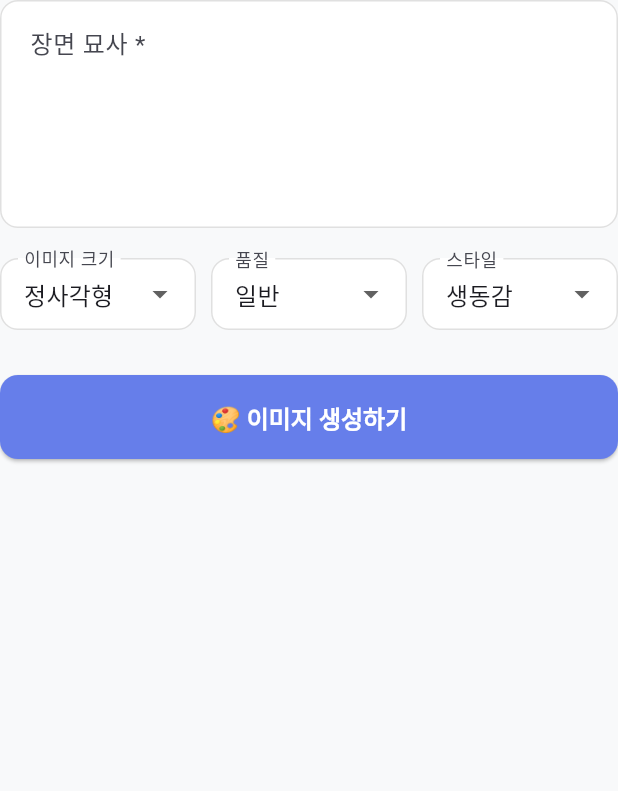
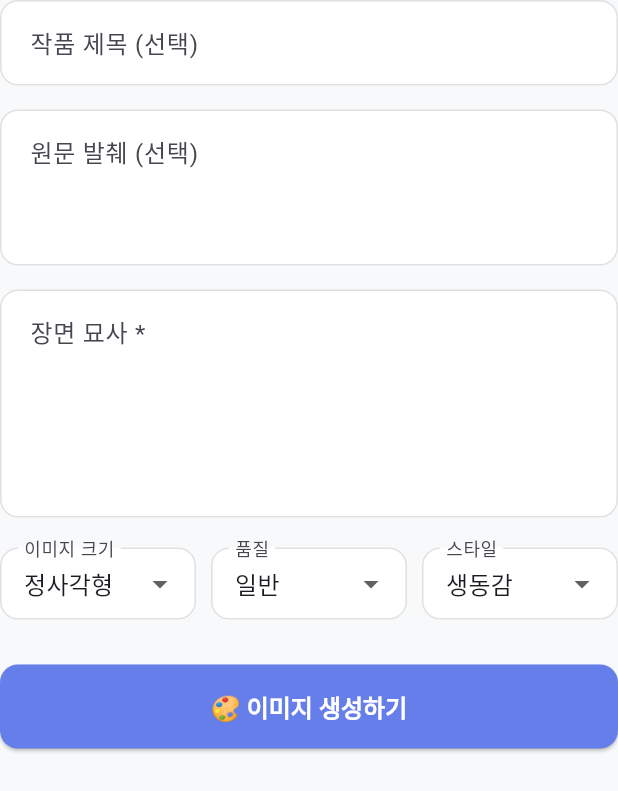
Before and after one commit to egg-z1/Artelligence, a Flutter app: the ImageGeneratorForm widget shown alone on an empty page, opened directly, on a phone screen of 412 x 824 dp. Shown: the top 791 px of the screen. Run offline on Flutter 3.47's test engine with Material 3 defaults, Android fonts, the phone set to English and light mode, and no system bars; our stand-ins replace cached_network_image; missing offline and left inert: file_saver; network calls fail.

Commit message:
feat: 프론트엔드를 서재/작품/장면 구조로 재구성 (#61) - LibraryScreen(서재) 신규: 작품별 썸네일/장면 수를 책장 형태로 표시 - WorkDetailScreen(작품 상세) 신규: 특정 작품의 장면만 필터링해 갤러리 표시 - GeneratorScreen(장면 만들기) 신규: 기존 home_screen의 생성 UI를 독립 화면으로 분리, 작품 상세에서 진입 시 작품 제목이 자동으로 채워지고 잠김 - ImageGeneratorForm에 작품 제목/원문 발췌 입력 필드 추가 - ApiService/ImageProvider에 작품 목록 조회(getWorks/loadWorks), 작품별 필터링(selectWork) 기능 추가 - image_model.dart에 Work, WorkListResponse 모델 추가, ImageItem이 백엔드의 prompt/work_title/excerpt 필드를 직접 사용하도록 수정 - main.dart 홈 화면을 HomeScreen -> LibraryScreen으로 교체 로컬에서 서재 -> 장면 생성 -> 작품 상세 -> 장면 추가 전체 플로우 검증 완료함

```diff
--- a/client/artelligence/analysis_options.yaml
+++ b/client/artelligence/analysis_options.yaml
@@ -21,7 +21,7 @@ linter:
   # `// ignore_for_file: name_of_lint` syntax on the line or in the file
   # producing the lint.
   rules:
-    # avoid_print: false  # Uncomment to disable the `avoid_print` rule
+    avoid_print: false  # Uncomment to disable the `avoid_print` rule
     # prefer_single_quotes: true  # Uncomment to enable the `prefer_single_quotes` rule
 
 # Additional information about this file can be found at
--- a/client/artelligence/lib/config/theme_config.dart
+++ b/client/artelligence/lib/config/theme_config.dart
@@ -121,7 +121,7 @@ class ThemeConfig {
   // 그림자
   static List<BoxShadow> get cardShadow => [
         BoxShadow(
-          color: Colors.black.withOpacity(0.1),
+          color: Colors.black.withValues(alpha: 0.1),
           blurRadius: 20,
           offset: const Offset(0, 10),
         ),
@@ -129,7 +129,7 @@ class ThemeConfig {
 
   static List<BoxShadow> get buttonShadow => [
         BoxShadow(
-          color: primaryColor.withOpacity(0.3),
+          color: primaryColor.withValues(alpha: 0.3),
           blurRadius: 20,
           offset: const Offset(0, 10),
         ),
--- a/client/artelligence/lib/main.dart
+++ b/client/artelligence/lib/main.dart
@@ -1,8 +1,8 @@
+import 'package:artelligence_flutter/screens/library_screen.dart';
 import 'package:flutter/material.dart' hide ImageProvider;
 import 'package:provider/provider.dart';
 import 'config/theme_config.dart';
 import 'providers/image_provider.dart';
-import 'screens/home_screen.dart';
 
 void main() {
   runApp(const ArtelligenceApp());
@@ -19,7 +19,7 @@ class ArtelligenceApp extends StatelessWidget {
         title: 'Artelligence',
         debugShowCheckedModeBanner: false,
         theme: ThemeConfig.lightTheme,
-        home: const HomeScreen(),
+        home: const LibraryScreen(),
       ),
     );
   }
--- a/client/artelligence/lib/models/image_model.dart
+++ b/client/artelligence/lib/models/image_model.dart
@@ -15,6 +15,11 @@ class GeneratedImage {
 
   final String prompt;
 
+  @JsonKey(name: 'work_title')
+  final String? workTitle;
+
+  final String? excerpt;
+
   @JsonKey(name: 'created_at')
   final String createdAt;
 
@@ -25,6 +30,8 @@ class GeneratedImage {
     required this.imageUrl,
     this.blobUrl,
     required this.prompt,
+    this.workTitle,
+    this.excerpt,
     required this.createdAt,
     required this.status,
   });
@@ -62,7 +69,12 @@ class ImageItem {
   @JsonKey(name: 'created_at')
   final String? createdAt;
 
-  final Map<String, dynamic>? metadata;
+  final String? prompt;
+
+  @JsonKey(name: 'work_title')
+  final String? workTitle;
+
+  final String? excerpt;
 
   ImageItem({
     required this.imageId,
@@ -70,7 +82,9 @@ class ImageItem {
     required this.url,
     required this.size,
     this.createdAt,
-    this.metadata,
+    this.prompt,
+    this.workTitle,
+    this.excerpt,
   });
 
   factory ImageItem.fromJson(Map<String, dynamic> json) =>
@@ -78,27 +92,72 @@ class ImageItem {
 
   Map<String, dynamic> toJson() => _$ImageItemToJson(this);
 
-  String get promptText => metadata?['prompt'] ?? '프롬프트 없음';
+  String get promptText => prompt ?? '프롬프트 없음';
 }
 
-@JsonSerializable()
+@JsonSerializable(includeIfNull: false)
 class GenerationRequest {
   final String prompt;
   final String size;
   final String quality;
   final String style;
 
+  @JsonKey(name: 'work_title')
+  final String? workTitle;
+
+  final String? excerpt;
+
   GenerationRequest({
     required this.prompt,
     this.size = '1024x1024',
     this.quality = 'standard',
     this.style = 'vivid',
+    this.workTitle,
+    this.excerpt,
   });
 
   factory GenerationRequest.fromJson(Map<String, dynamic> json) =>
       _$GenerationRequestFromJson(json);
 
   Map<String, dynamic> toJson() => _$GenerationRequestToJson(this);
+}
+
+@JsonSerializable()
+class Work {
+  @JsonKey(name: 'work_title')
+  final String workTitle;
+
+  @JsonKey(name: 'scene_count')
+  final int sceneCount;
+
+  @JsonKey(name: 'thumbnail_url')
+  final String thumbnailUrl;
+
+  @JsonKey(name: 'latest_created_at')
+  final String? latestCreatedAt;
+
+  Work({
+    required this.workTitle,
+    required this.sceneCount,
+    required this.thumbnailUrl,
+    this.latestCreatedAt,
+  });
+
+  factory Work.fromJson(Map<String, dynamic> json) => _$WorkFromJson(json);
+
+  Map<String, dynamic> toJson() => _$WorkToJson(this);
+}
+
+@JsonSerializable()
+class WorkListResponse {
+  final List<Work> works;
+
+  WorkListResponse({required this.works});
+
+  factory WorkListResponse.fromJson(Map<String, dynamic> json) =>
+      _$WorkListResponseFromJson(json);
+
+  Map<String, dynamic> toJson() => _$WorkListResponseToJson(this);
 }
 
 @JsonSerializable()
@@ -128,6 +187,8 @@ class WebSocketMessage {
   final String? imageId;
   final String? imageUrl;
   final String? blobUrl;
+  final String? workTitle;
+  final String? excerpt;
 
   WebSocketMessage({
     required this.status,
@@ -135,6 +196,8 @@ class WebSocketMessage {
     this.imageId,
     this.imageUrl,
     this.blobUrl,
+    this.workTitle,
+    this.excerpt,
   });
 
   factory WebSocketMessage.fromJson(Map<String, dynamic> json) {
@@ -144,6 +207,8 @@ class WebSocketMessage {
       imageId: json['image_id'] as String?,
       imageUrl: json['image_url'] as String?,
       blobUrl: json['blob_url'] as String?,
+      workTitle: json['work_title'] as String?,
+      excerpt: json['excerpt'] as String?,
     );
   }
 
@@ -153,5 +218,7 @@ class WebSocketMessage {
         if (imageId != null) 'image_id': imageId,
         if (imageUrl != null) 'image_url': imageUrl,
         if (blobUrl != null) 'blob_url': blobUrl,
+        if (workTitle != null) 'work_title': workTitle,
+        if (excerpt != null) 'excerpt': excerpt,
       };
 }
--- a/client/artelligence/lib/widgets/gallery_grid.dart
+++ b/client/artelligence/lib/widgets/gallery_grid.dart
@@ -111,7 +111,7 @@ class _GalleryItemState extends State<_GalleryItem> {
                   ? ThemeConfig.cardShadow
                   : [
                       BoxShadow(
-                        color: Colors.black.withOpacity(0.05),
+                        color: Colors.black.withValues(alpha: 0.05),
                         blurRadius: 10,
                         offset: const Offset(0, 5),
                       ),
@@ -150,7 +150,7 @@ class _GalleryItemState extends State<_GalleryItem> {
                           end: Alignment.bottomCenter,
                           colors: [
                             Colors.transparent,
-                            Colors.black.withOpacity(0.8),
+                            Colors.black.withValues(alpha: 0.8),
                           ],
                         ),
                       ),
--- a/client/artelligence/lib/widgets/image_generator_form.dart
+++ b/client/artelligence/lib/widgets/image_generator_form.dart
@@ -4,7 +4,9 @@ import '../config/theme_config.dart';
 import '../providers/image_provider.dart' as app_provider;
 
 class ImageGeneratorForm extends StatefulWidget {
-  const ImageGeneratorForm({super.key});
+  final String? initialWorkTitle;
+
+  const ImageGeneratorForm({super.key, this.initialWorkTitle});
 
   @override
   State<ImageGeneratorForm> createState() => _ImageGeneratorFormState();
@@ -13,14 +15,26 @@ class ImageGeneratorForm extends StatefulWidget {
 class _ImageGeneratorFormState extends State<ImageGeneratorForm> {
   final _formKey = GlobalKey<FormState>();
   final _promptController = TextEditingController();
+  late final TextEditingController _workTitleController;
+  final _excerptController = TextEditingController();
 
   String _selectedSize = '1024x1024';
   String _selectedQuality = 'standard';
   String _selectedStyle = 'vivid';
 
   @override
+  void initState() {
+    super.initState();
+    _workTitleController = TextEditingController(
+      text: widget.initialWorkTitle ?? '',
+    );
+  }
+
+  @override
   void dispose() {
     _promptController.dispose();
+    _workTitleController.dispose();
+    _excerptController.dispose();
     super.dispose();
   }
 
@@ -33,18 +47,48 @@ class _ImageGeneratorFormState extends State<ImageGeneratorForm> {
         size: _selectedSize,
         quality: _selectedQuality,
         style: _selectedStyle,
+        workTitle: _workTitleController.text.trim().isEmpty
+            ? null
+            : _workTitleController.text.trim(),
+        excerpt: _excerptController.text.trim().isEmpty
+            ? null
+            : _excerptController.text.trim(),
       );
     }
   }
 
   @override
   Widget build(BuildContext context) {
+    final isWorkTitleLocked = widget.initialWorkTitle != null;
+
     return Form(
       key: _formKey,
       child: Column(
         crossAxisAlignment: CrossAxisAlignment.stretch,
         children: [
-          // 프롬프트 입력
+          TextFormField(
+            controller: _workTitleController,
+            enabled: !isWorkTitleLocked,
+            decoration: const InputDecoration(
+              labelText: '작품 제목 (선택)',
+              hintText: '예: 데미안, 나의 라임오렌지나무...',
+            ),
+          ),
+
+          const SizedBox(height: 16),
+
+          TextFormField(
+            controller: _excerptController,
+            maxLines: 3,
+            decoration: const InputDecoration(
+              labelText: '원문 발췌 (선택)',
+              hintText: '인상 깊었던 문장을 그대로 붙여넣어보세요',
+              alignLabelWithHint: true,
+            ),
+          ),
+
+          const SizedBox(height: 16),
+
           TextFormField(
             controller: _promptController,
             maxLines: 5,
@@ -66,7 +110,6 @@ class _ImageGeneratorFormState extends State<ImageGeneratorForm> {
 
           const SizedBox(height: 20),
 
-          // 옵션들
           Row(
             children: [
               Expanded(child: _buildSizeDropdown()),
@@ -79,7 +122,6 @@ class _ImageGeneratorFormState extends State<ImageGeneratorForm> {
 
           const SizedBox(height: 30),
 
-          // 생성 버튼
           Consumer<app_provider.ImageProvider>(
             builder: (context, provider, child) {
               return ElevatedButton(
@@ -135,9 +177,7 @@ class _ImageGeneratorFormState extends State<ImageGeneratorForm> {
         DropdownMenuItem(value: '1024x1792', child: Text('세로형')),
       ],
       onChanged: (value) {
-        if (value != null) {
-          setState(() => _selectedSize = value);
-        }
+        if (value != null) setState(() => _selectedSize = value);
       },
     );
   }
@@ -154,9 +194,7 @@ class _ImageGeneratorFormState extends State<ImageGeneratorForm> {
         DropdownMenuItem(value: 'hd', child: Text('HD')),
       ],
       onChanged: (value) {
-        if (value != null) {
-          setState(() => _selectedQuality = value);
-        }
+        if (value != null) setState(() => _selectedQuality = value);
       },
     );
   }
@@ -173,9 +211,7 @@ class _ImageGeneratorFormState extends State<ImageGeneratorForm> {
         DropdownMenuItem(value: 'natural', child: Text('자연스럽게')),
       ],
       onChanged: (value) {
-        if (value != null) {
-          setState(() => _selectedStyle = value);
-        }
+        if (value != null) setState(() => _selectedStyle = value);
       },
     );
   }
--- a/client/artelligence/lib/widgets/status_indicator.dart
+++ b/client/artelligence/lib/widgets/status_indicator.dart
@@ -22,7 +22,8 @@ class StatusIndicator extends StatelessWidget {
             borderRadius: BorderRadius.circular(12),
             boxShadow: [
               BoxShadow(
-                color: _getBackgroundColor(provider.status).withOpacity(0.3),
+                color:
+                    _getBackgroundColor(provider.status).withValues(alpha: 0.3),
                 blurRadius: 10,
                 offset: const Offset(0, 5),
               ),
--- a/client/artelligence/pubspec.yaml
+++ b/client/artelligence/pubspec.yaml
@@ -4,7 +4,7 @@ publish_to: "none"
 version: 1.0.0+1
 
 environment:
-  sdk: ">=3.0.0 <4.0.0"
+  sdk: ">=3.8.0 <4.0.0"
 
 dependencies:
   flutter:
@@ -30,7 +30,7 @@ dependencies:
   provider: ^6.1.1
 
   # JSON 파싱
-  json_annotation: ^4.8.1
+  json_annotation: ^4.9.0
 
   # 로딩 인디케이터
   flutter_spinkit: ^5.2.0
```
Also changed, not shown: client/artelligence/lib/providers/image_provider.dart (+43 -2 lines), client/artelligence/lib/screens/generator_screen.dart (added, +87 -0 lines), client/artelligence/lib/screens/home_screen.dart (+7 -6 lines), client/artelligence/lib/screens/library_screen.dart (added, +292 -0 lines), client/artelligence/lib/screens/work_detail_screen.dart (added, +67 -0 lines), client/artelligence/lib/services/api_service.dart (+36 -9 lines), client/artelligence/lib/models/image_model.g.dart.
